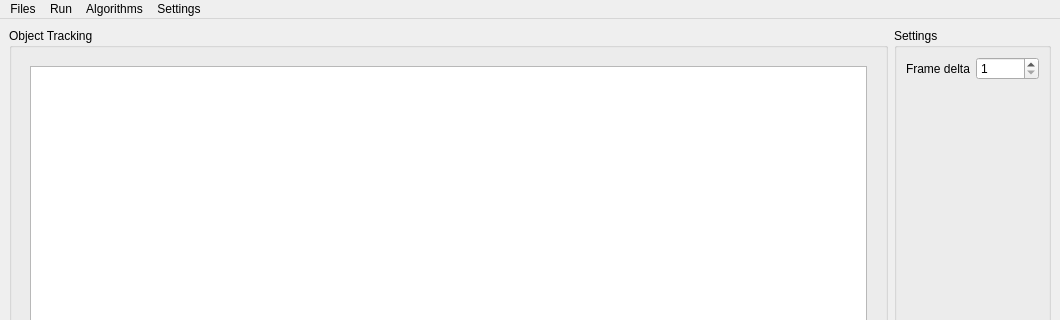
Before: the Qt Designer form lib/python/ui/MainWindowBase.ui in UMATracker/UMATracker-Tracker, drawn with Qt 5; both pictures show x 0 to 1060 and y 0 to 320 of the 1060 by 574 pixel window.
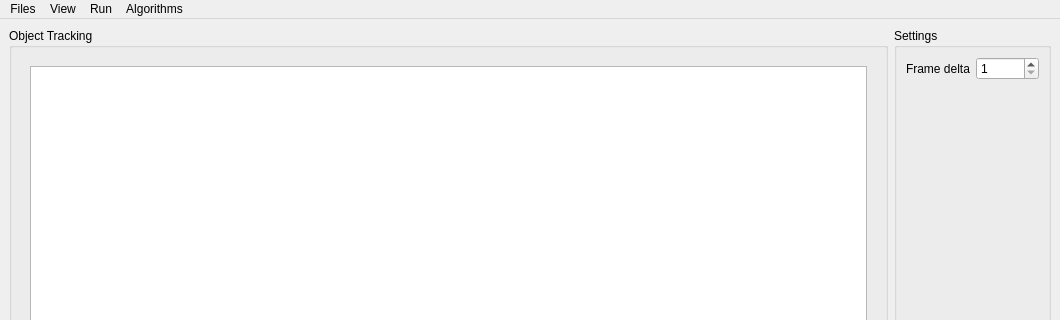
After: the same form once the commit is applied. Custom widgets are drawn as their Qt base class.

What changed in the file:
```diff
--- a/lib/python/ui/MainWindowBase.ui
+++ b/lib/python/ui/MainWindowBase.ui
@@ -236,7 +236,7 @@
      <x>0</x>
      <y>0</y>
      <width>1060</width>
-     <height>22</height>
+     <height>21</height>
     </rect>
    </property>
    <widget class="QMenu" name="menuFiles">
@@ -265,14 +265,14 @@
    </widget>
    <widget class="QMenu" name="menuSettings">
     <property name="title">
-     <string>Settings</string>
+     <string>View</string>
     </property>
     <addaction name="actionTrackingPathColor"/>
    </widget>
    <addaction name="menuFiles"/>
+   <addaction name="menuSettings"/>
    <addaction name="menuRun"/>
    <addaction name="menuAlgorithms"/>
-   <addaction name="menuSettings"/>
   </widget>
   <widget class="QStatusBar" name="statusbar"/>
   <action name="actionOpenVideo">
```
Left out of the diff: 4 changed lines with no effect on the pictures.
